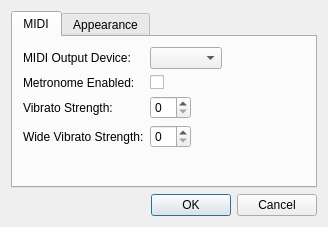
Above: source/dialogs/preferencesdialog.ui from powertab/powertabeditor before the change. Below: the same form after it.
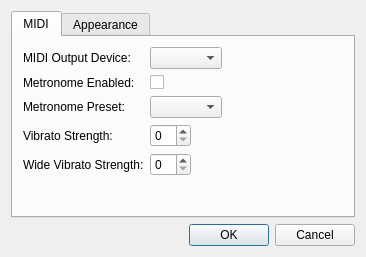
That is the form after the change.

Commit message: Add an option to customize the MIDI preset used for the metronome.

What changed in the file:
```diff
--- a/source/dialogs/preferencesdialog.ui
+++ b/source/dialogs/preferencesdialog.ui
@@ -6,8 +6,8 @@
    <rect>
     <x>0</x>
     <y>0</y>
-    <width>328</width>
-    <height>227</height>
+    <width>366</width>
+    <height>257</height>
    </rect>
   </property>
   <property name="windowTitle">
@@ -34,8 +34,8 @@
         <rect>
          <x>10</x>
          <y>10</y>
-         <width>281</width>
-         <height>122</height>
+         <width>321</width>
+         <height>155</height>
         </rect>
        </property>
        <layout class="QFormLayout" name="formLayout">
@@ -62,26 +62,36 @@
         <item row="1" column="1">
          <widget class="QCheckBox" name="metronomeEnabledCheckBox"/>
         </item>
-        <item row="2" column="0">
+        <item row="3" column="0">
          <widget class="QLabel" name="vibratoStrengthLabel">
           <property name="text">
            <string>Vibrato Strength:</string>
           </property>
          </widget>
         </item>
-        <item row="2" column="1">
+        <item row="3" column="1">
          <widget class="QSpinBox" name="vibratoStrengthSpinBox"/>
         </item>
-        <item row="3" column="0">
+        <item row="4" column="0">
          <widget class="QLabel" name="wideVibratoStrengthLabel">
           <property name="text">
            <string>Wide Vibrato Strength:</string>
           </property>
          </widget>
         </item>
-        <item row="3" column="1">
+        <item row="4" column="1">
          <widget class="QSpinBox" name="wideVibratoStrengthSpinBox"/>
         </item>
+        <item row="2" column="0">
+         <widget class="QLabel" name="metronomePresetLabel">
+          <property name="text">
+           <string>Metronome Preset:</string>
+          </property>
+         </widget>
+        </item>
+        <item row="2" column="1">
+         <widget class="QComboBox" name="metronomePresetComboBox"/>
+        </item>
        </layout>
       </widget>
      </widget>
```
Left out of the diff: 4 changed lines with no effect on the pictures. The commit also changes 7 other files.
